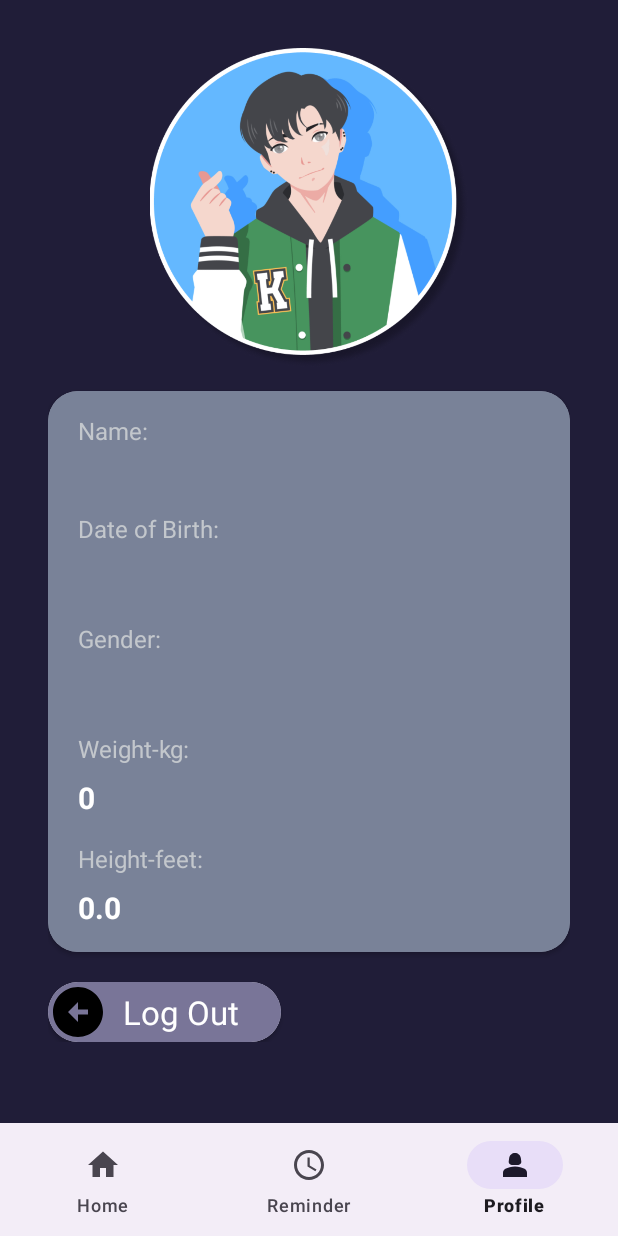
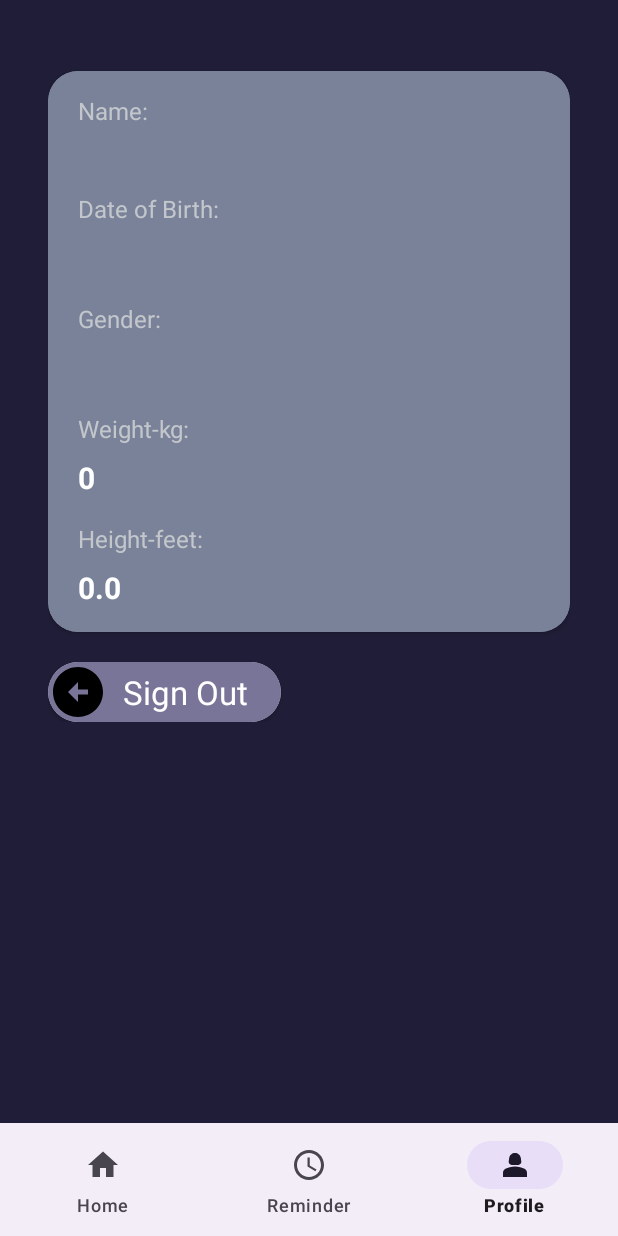
Before and after one commit to tuhin1522/FitGaurd-App, an Android app: the Home screen opened directly, with no data from a screen before it, item 3 of the bottom bar chosen, on a phone screen of 412 x 824 dp. Run offline under Robolectric (Android 15) with nearby library versions, the phone set to English and light mode, and no system bars.

Commit message:
Finish Project

```diff
--- a/app/src/main/java/com/tuhin/fitgaurdapp/AlarmRecyclerViewAdapter.java
+++ b/app/src/main/java/com/tuhin/fitgaurdapp/AlarmRecyclerViewAdapter.java
@@ -83,7 +83,7 @@ public class AlarmRecyclerViewAdapter extends RecyclerView.Adapter<AlarmRecycler
 
     private void showDeleteConfirmation(int position) {
         AlertDialog.Builder builder = new AlertDialog.Builder(context);
-        builder.setTitle("Delete Notification");
+        builder.setTitle("Delete Reminder");
         builder.setMessage("Are you sure want to delete?");
         builder.setIcon(R.drawable.baseline_delete);
 
--- a/app/src/main/java/com/tuhin/fitgaurdapp/Home.java
+++ b/app/src/main/java/com/tuhin/fitgaurdapp/Home.java
@@ -21,6 +21,7 @@ import android.view.Window;
 import android.view.WindowManager;
 import android.widget.Button;
 import android.widget.TextView;
+import android.widget.Toast;
 
 import androidx.core.content.ContextCompat;
 import androidx.fragment.app.Fragment;
@@ -42,8 +43,8 @@ public class Home extends Fragment implements SensorEventListener {
     private int initialStepCount = 0;
     private int stepCount = 0;
     private int stepDetect = 0;
-    private float stepLengthInMeter= .5F;
-    private float perStepCalorie = .5F;
+    private float stepLengthInMeter= .72F;
+    private float perStepCalorie = .04F;
     private long timePause = 0;
     //private long startTime;
     private int stepCountTarget= 8000;
@@ -147,15 +148,14 @@ public class Home extends Fragment implements SensorEventListener {
 
         SharedPreferences MyPrefs = requireContext().getSharedPreferences("MyPrefs", Context.MODE_PRIVATE);
         stepDetect = MyPrefs.getInt("stepDetect", 0);
+        if(stepCountTarget == stepDetect){
+            Toast.makeText(getActivity(), "You achived your goal. Congratulations!", Toast.LENGTH_SHORT).show();
+        }
 
         if (sensorEvent.sensor == mStepDetector && !isPause) {
             stepDetect = (int) (stepDetect + sensorEvent.values[0]);
             textViewStepDetector.setText("Step Detector: " + stepDetect);
 
-            // Store the current step detector value
-//            SharedPreferences.Editor editor = requireContext().getSharedPreferences(PREFS_NAME, Context.MODE_PRIVATE).edit();
-//            editor.putInt("stepDetect", stepDetect);
-//            editor.apply();
         }
         float distanceInKm = stepDetect* stepLengthInMeter/1000;
         textViewDistance.setText(String.format(Locale.getDefault(), "%.2f km distance covered", distanceInKm));
--- a/app/src/main/java/com/tuhin/fitgaurdapp/Profile.java
+++ b/app/src/main/java/com/tuhin/fitgaurdapp/Profile.java
@@ -45,7 +45,10 @@ public class Profile extends Fragment {
                 editor.clear(); // Clear all data
                 editor.apply();
 
-                getActivity().finishAffinity(); // Close the current activity after logout
+                Intent intent = new Intent(getActivity(), ProfileActivity.class);
+                startActivity(intent);
+                getActivity().finish();
+                //getActivity().finishAffinity(); // Close the current activity after logout
             }
         });
 
--- a/app/src/main/res/layout/activity_notification.xml
+++ b/app/src/main/res/layout/activity_notification.xml
@@ -10,7 +10,6 @@
         android:id="@+id/tv_message"
         android:layout_width="match_parent"
         android:padding="10dp"
-        android:layout_marginTop="100dp"
         android:layout_height="match_parent"
         android:textStyle="bold"
         android:text="Welcome"
--- a/app/src/main/res/layout/fragment_profile.xml
+++ b/app/src/main/res/layout/fragment_profile.xml
@@ -18,12 +18,6 @@
             android:orientation="vertical"
             android:padding="16dp">
 
-            <ImageView
-                android:layout_width="354dp"
-                android:layout_height="213dp"
-                android:layout_gravity="center"
-                android:layout_marginTop="0dp"
-                android:src="@drawable/profile_photo" />
 
             <androidx.cardview.widget.CardView
                 android:layout_width="match_parent"
@@ -161,7 +155,7 @@
                     <TextView
                         android:layout_width="wrap_content"
                         android:layout_height="40dp"
-                        android:text="Log Out"
+                        android:text="Sign Out"
                         android:layout_marginStart="10dp"
                         android:gravity="center"
                         android:textColor="@color/white"
```
Also changed, not shown: app/src/main/java/com/tuhin/fitgaurdapp/StartActivity.java (+1 -8 lines).
